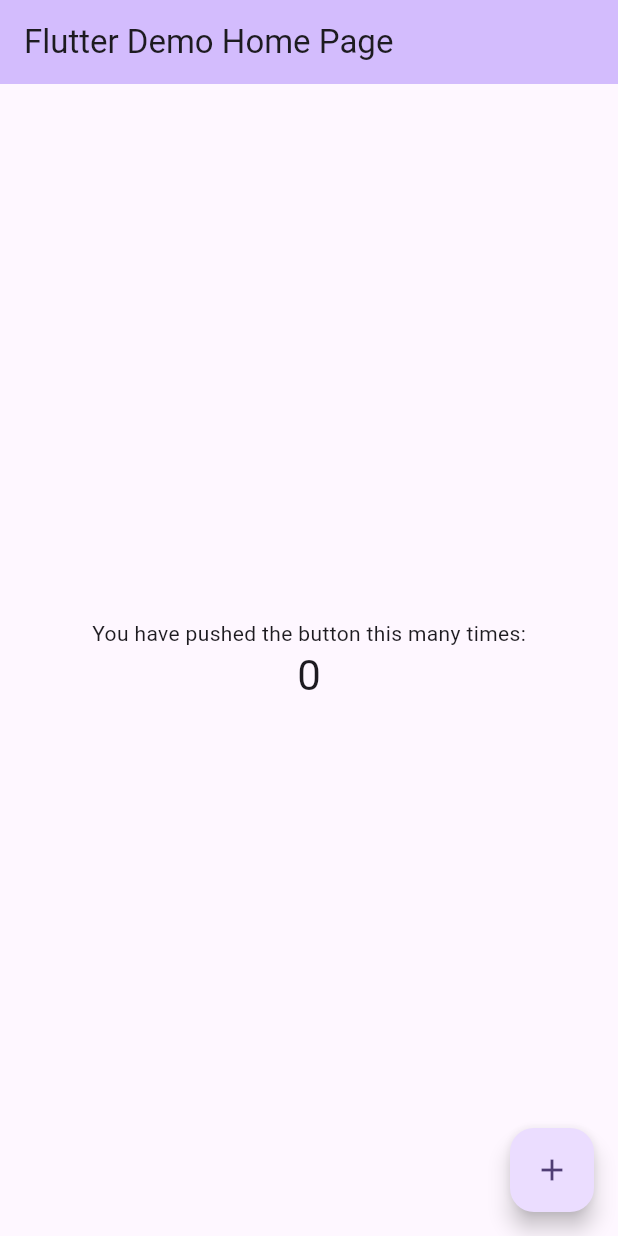
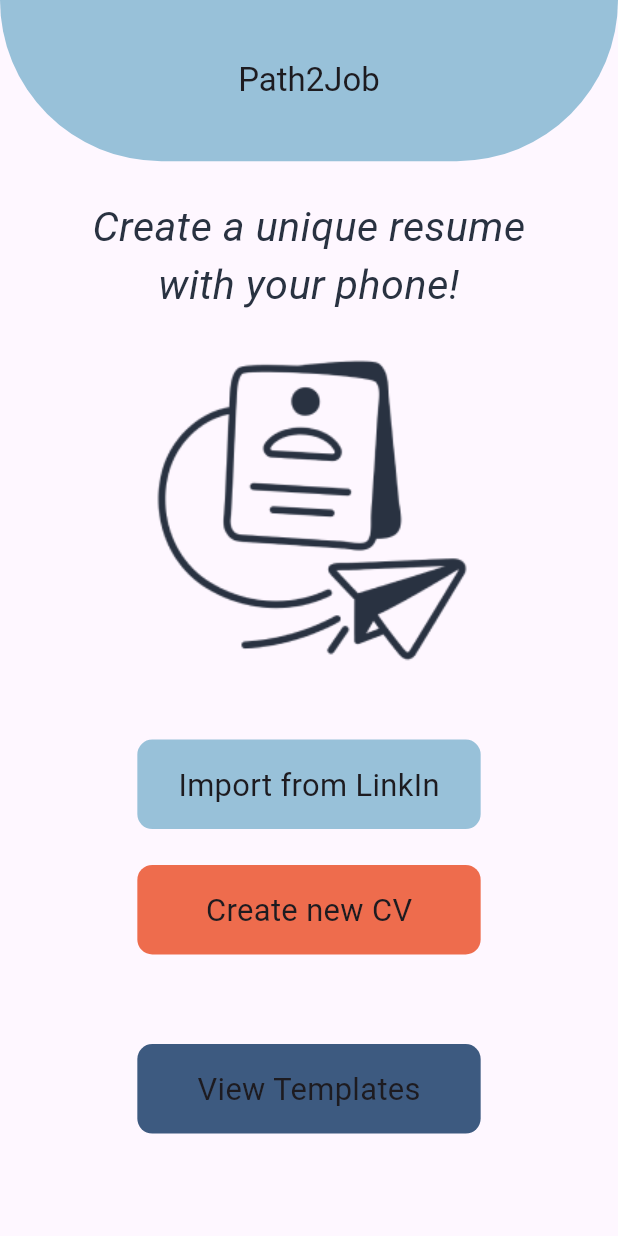
Before and after one commit to HatemReda7/Graduation_Project, a Flutter app: the screen it shows after launch, on a phone screen of 412 x 824 dp. Run offline on Flutter 3.47's test engine with Material 3 defaults, Android fonts, the phone set to English and light mode, and no system bars; our stand-ins replace flutter_screenutil.

Commit message:
finished home_screen.dart and create_cv_screen.dart, remaining few adjustments to them. Next Gonna add style and color data and work on improving text styles and their code along with finishing work experience screen.

```diff
--- /dev/null
+++ b/lib/Features/HomeScreen/presentation/pages/home_screen.dart
@@ -0,0 +1,103 @@
+import 'package:flutter/material.dart';
+import 'package:flutter_screenutil/flutter_screenutil.dart';
+import 'package:graduation_project_main/Features/CreateCVScreen/presentation/pages/create_cv_screen.dart';
+
+class HomeScreen extends StatelessWidget {
+  static const String routeName = "HomeScreen";
+  const HomeScreen({super.key});
+
+  @override
+  Widget build(BuildContext context) {
+    return Scaffold(
+      appBar: AppBar(
+        backgroundColor: const Color(0xff98C1D9),
+        centerTitle: true,
+        title: const Text("Path2Job"),
+        elevation: 0,
+        toolbarHeight: 90.h,
+        shape: RoundedRectangleBorder(
+            borderRadius: BorderRadius.only(
+          bottomLeft: Radius.circular(200.r),
+          bottomRight: Radius.circular(200.r),
+        )),
+      ),
+      body: Center(
+        child: Container(
+          width: 300.w,
+          alignment: Alignment.center,
+          child: Column(
+            crossAxisAlignment: CrossAxisAlignment.center,
+            mainAxisSize: MainAxisSize.max,
+            children: [
+              SizedBox(
+                height: 20.h,
+              ),
+              Text(
+                "Create a unique resume with your phone!",
+                textAlign: TextAlign.center,
+                style: TextStyle(
+                    fontSize: 24.sp,
+                    fontStyle: FontStyle.italic,
+                    color: const Color(0xff293241)),
+              ),
+              SizedBox(
+                height: 20.h,
+              ),
+              Image.asset("assets/home_screen_item.png",),
+              SizedBox(
+                height: 40.h,
+              ),
+              Container(
+                height: 50.h,
+                width: 200.w,
+                alignment: Alignment.center,
+                decoration: BoxDecoration(
+                    color: const Color(0xff98C1D9),
+                    borderRadius: BorderRadius.circular(10)),
+                child: Text(
+                  "Import from LinkIn",
+                  style: TextStyle(fontSize: 18.sp),
+                ),
+              ),
+              SizedBox(
+                height: 20.h,
+              ),
+              InkWell(
+                onTap: () {
+                  Navigator.pushNamed(context, CreateCvScreen.routeName);
+                },
+                child: Container(
+                  height: 50.h,
+                  width: 200.w,
+                  alignment: Alignment.center,
+                  decoration: BoxDecoration(
+                      color: const Color(0xffEE6C4D),
+                      borderRadius: BorderRadius.circular(10)),
+                  child: Text(
+                    "Create new CV",
+                    style: TextStyle(fontSize: 18.sp),
+                  ),
+                ),
+              ),
+              SizedBox(
+                height: 50.h,
+              ),
+              Container(
+                height: 50.h,
+                width: 200.w,
+                alignment: Alignment.center,
+                decoration: BoxDecoration(
+                    color: const Color(0xff3D5A80),
+                    borderRadius: BorderRadius.circular(10)),
+                child: Text(
+                  "View Templates",
+                  style: TextStyle(fontSize: 18.sp),
+                ),
+              ),
+            ],
+          ),
+        ),
+      ),
+    );
+  }
+}
--- a/lib/main.dart
+++ b/lib/main.dart
@@ -1,4 +1,7 @@
 import 'package:flutter/material.dart';
+import 'package:flutter_screenutil/flutter_screenutil.dart';
+import 'package:graduation_project_main/Features/CreateCVScreen/presentation/pages/create_cv_screen.dart';
+import 'package:graduation_project_main/Features/HomeScreen/presentation/pages/home_screen.dart';
 
 void main() {
   runApp(const MyApp());
@@ -7,119 +10,22 @@ void main() {
 class MyApp extends StatelessWidget {
   const MyApp({super.key});
 
-  // This widget is the root of your application.
   @override
   Widget build(BuildContext context) {
-    return MaterialApp(
-      title: 'Flutter Demo',
-      theme: ThemeData(
-        // This is the theme of your application.
-        //
-        // TRY THIS: Try running your application with "flutter run". You'll see
-        // the application has a purple toolbar. Then, without quitting the app,
-        // try changing the seedColor in the colorScheme below to Colors.green
-        // and then invoke "hot reload" (save your changes or press the "hot
-        // reload" button in a Flutter-supported IDE, or press "r" if you used
-        // the command line to start the app).
-        //
-        // Notice that the counter didn't reset back to zero; the application
-        // state is not lost during the reload. To reset the state, use hot
-        // restart instead.
-        //
-        // This works for code too, not just values: Most code changes can be
-        // tested with just a hot reload.
-        colorScheme: ColorScheme.fromSeed(seedColor: Colors.deepPurple),
-        useMaterial3: true,
-      ),
-      home: const MyHomePage(title: 'Flutter Demo Home Page'),
+    return ScreenUtilInit(
+      designSize: const Size(360, 690),
+      minTextAdapt: true,
+      splitScreenMode: true,
+      builder: (context, child) {
+        return MaterialApp(
+          debugShowCheckedModeBanner: false,
+          initialRoute: HomeScreen.routeName,
+          routes: {
+            HomeScreen.routeName : (context) => const HomeScreen(),
+            CreateCvScreen.routeName : (context) =>  const CreateCvScreen(),
+          },
+        );
+      },
     );
   }
 }
-
-class MyHomePage extends StatefulWidget {
-  const MyHomePage({super.key, required this.title});
-
-  // This widget is the home page of your application. It is stateful, meaning
-  // that it has a State object (defined below) that contains fields that affect
-  // how it looks.
-
-  // This class is the configuration for the state. It holds the values (in this
-  // case the title) provided by the parent (in this case the App widget) and
-  // used by the build method of the State. Fields in a Widget subclass are
-  // always marked "final".
-
-  final String title;
-
-  @override
-  State<MyHomePage> createState() => _MyHomePageState();
-}
-
-class _MyHomePageState extends State<MyHomePage> {
-  int _counter = 0;
-
-  void _incrementCounter() {
-    setState(() {
-      // This call to setState tells the Flutter framework that something has
-      // changed in this State, which causes it to rerun the build method below
-      // so that the display can reflect the updated values. If we changed
-      // _counter without calling setState(), then the build method would not be
-      // called again, and so nothing would appear to happen.
-      _counter++;
-    });
-  }
-
-  @override
-  Widget build(BuildContext context) {
-    // This method is rerun every time setState is called, for instance as done
-    // by the _incrementCounter method above.
-    //
-    // The Flutter framework has been optimized to make rerunning build methods
-    // fast, so that you can just rebuild anything that needs updating rather
-    // than having to individually change instances of widgets.
-    return Scaffold(
-      appBar: AppBar(
-        // TRY THIS: Try changing the color here to a specific color (to
-        // Colors.amber, perhaps?) and trigger a hot reload to see the AppBar
-        // change color while the other colors stay the same.
-        backgroundColor: Theme.of(context).colorScheme.inversePrimary,
-        // Here we take the value from the MyHomePage object that was created by
-        // the App.build method, and use it to set our appbar title.
-        title: Text(widget.title),
-      ),
-      body: Center(
-        // Center is a layout widget. It takes a single child and positions it
-        // in the middle of the parent.
-        child: Column(
-          // Column is also a layout widget. It takes a list of children and
-          // arranges them vertically. By default, it sizes itself to fit its
-          // children horizontally, and tries to be as tall as its parent.
-          //
-          // Column has various properties to control how it sizes itself and
-          // how it positions its children. Here we use mainAxisAlignment to
-          // center the children vertically; the main axis here is the vertical
-          // axis because Columns are vertical (the cross axis would be
-          // horizontal).
-          //
-          // TRY THIS: Invoke "debug painting" (choose the "Toggle Debug Paint"
-          // action in the IDE, or press "p" in the console), to see the
-          // wireframe for each widget.
-          mainAxisAlignment: MainAxisAlignment.center,
-          children: <Widget>[
-            const Text(
-              'You have pushed the button this many times:',
-            ),
-            Text(
-              '$_counter',
-              style: Theme.of(context).textTheme.headlineMedium,
-            ),
-          ],
-        ),
-      ),
-      floatingActionButton: FloatingActionButton(
-        onPressed: _incrementCounter,
-        tooltip: 'Increment',
-        child: const Icon(Icons.add),
-      ), // This trailing comma makes auto-formatting nicer for build methods.
-    );
-  }
-}
--- a/pubspec.yaml
+++ b/pubspec.yaml
@@ -35,6 +35,7 @@ dependencies:
   # The following adds the Cupertino Icons font to your application.
   # Use with the CupertinoIcons class for iOS style icons.
   cupertino_icons: ^1.0.8
+  flutter_screenutil: ^5.9.3
 
 dev_dependencies:
   flutter_test:
```
Also changed, not shown: lib/Features/CreateCVScreen/presentation/pages/create_cv_screen.dart (added, +367 -0 lines), assets/2.0x/contact_information_icon@2x.png (added), assets/2.0x/education_hat_icon@2x.png (added), assets/2.0x/home_screen_item@2x.png (added), assets/3.0x/contact_information_icon@3x.png (added), assets/3.0x/education_hat_icon@3x.png (added), assets/3.0x/home_screen_item@3x.png (added), assets/contact_information_icon.png (added), assets/education_hat_icon.png (added), assets/home_screen_item.png (added), pubspec.lock.
